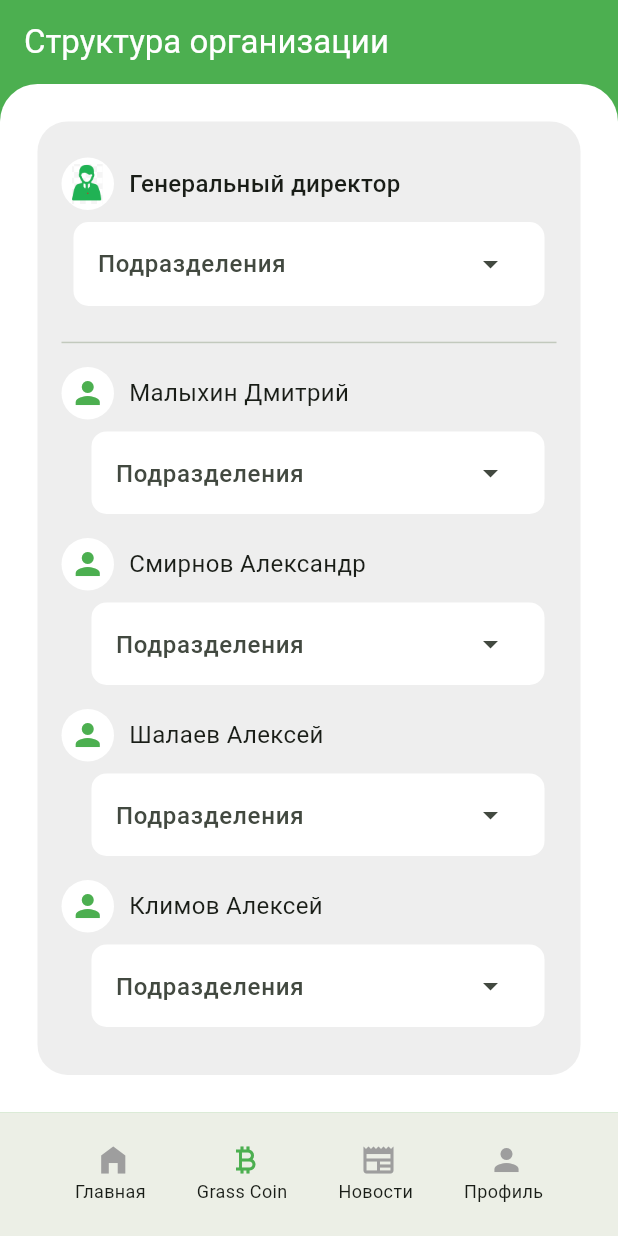
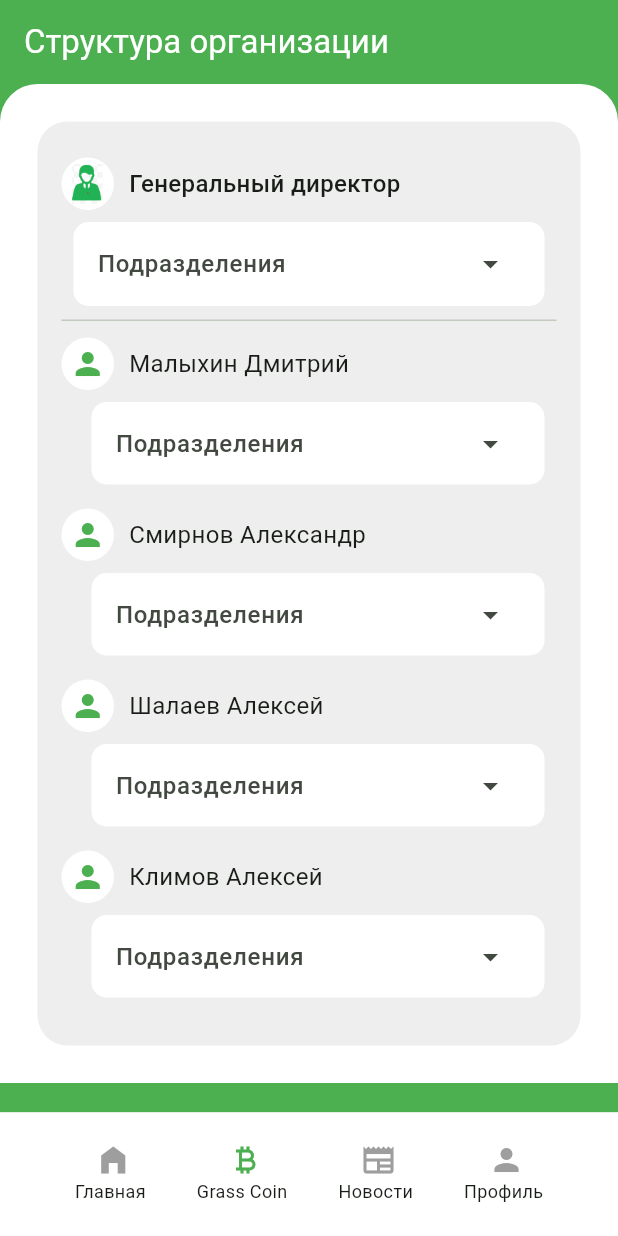
Before and after one commit to GachiB0y/tree_green_screen_flutter, a Flutter app: the screen it shows after launch, item 2 of the bottom bar chosen, on a phone screen of 412 x 824 dp. Run offline on Flutter 3.47's test engine with Material 2 defaults, Android fonts, the phone set to English and light mode, and no system bars.

Commit message:
refactor code

```diff
--- a/lib/ui/component/tab_bar_widget.dart
+++ b/lib/ui/component/tab_bar_widget.dart
@@ -15,6 +15,7 @@
   Widget build(BuildContext context) {
     return
       BottomAppBar(
+        color: Colors.white,
         child: Row(
           mainAxisAlignment: MainAxisAlignment.spaceEvenly,
           children: [
--- a/lib/ui/screen/structure_screen.dart
+++ b/lib/ui/screen/structure_screen.dart
@@ -17,6 +17,7 @@
       appBar: AppBar(title:const Text('Структура организации', style: style,),backgroundColor: Colors.green,),
       body: ClipRRect(
         borderRadius: const BorderRadius.only(topLeft: Radius.circular(25), topRight: Radius.circular(25)),
+        child: SingleChildScrollView(
           child: Container(
             color: Colors.white,
             child: Padding(
@@ -38,6 +39,7 @@
                       ),
                     ),
                     const Divider(height: 3.0,),
+                    const SizedBox(height: 10.0,),
                     ListView.builder(
                       scrollDirection: Axis.vertical,
                       shrinkWrap: true,
@@ -54,6 +56,7 @@
                       },
                     ),
                   ],
+                ),
               ),
             ),
           ),
```
Lines whose indentation alone changed are shown as unchanged.
